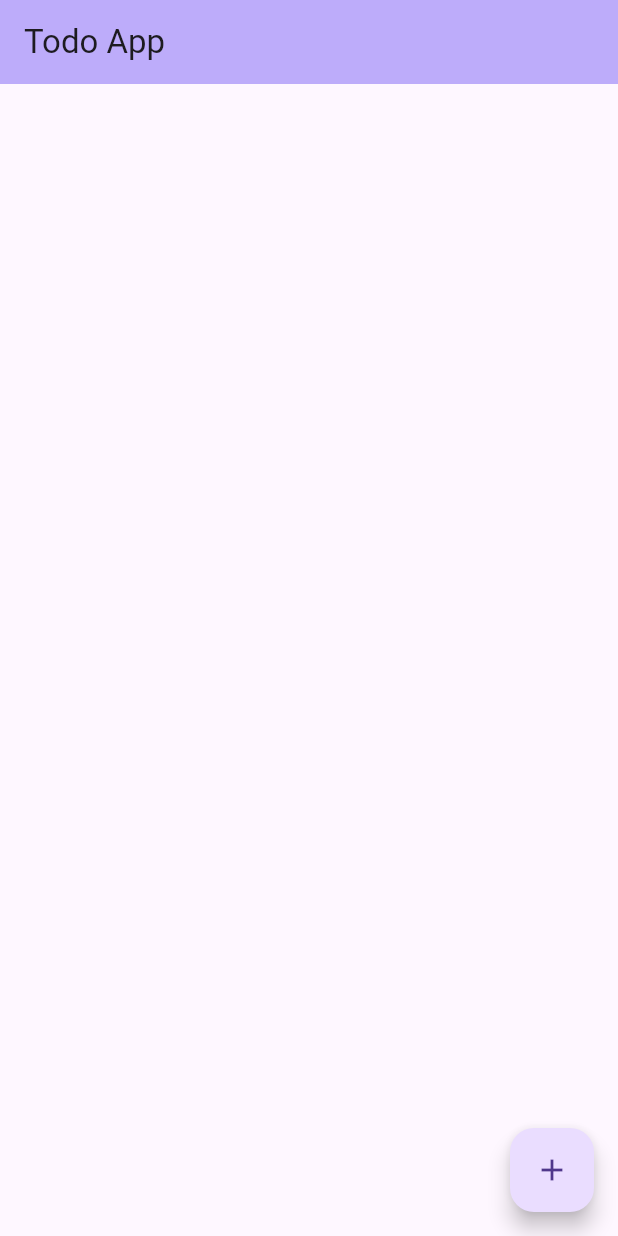
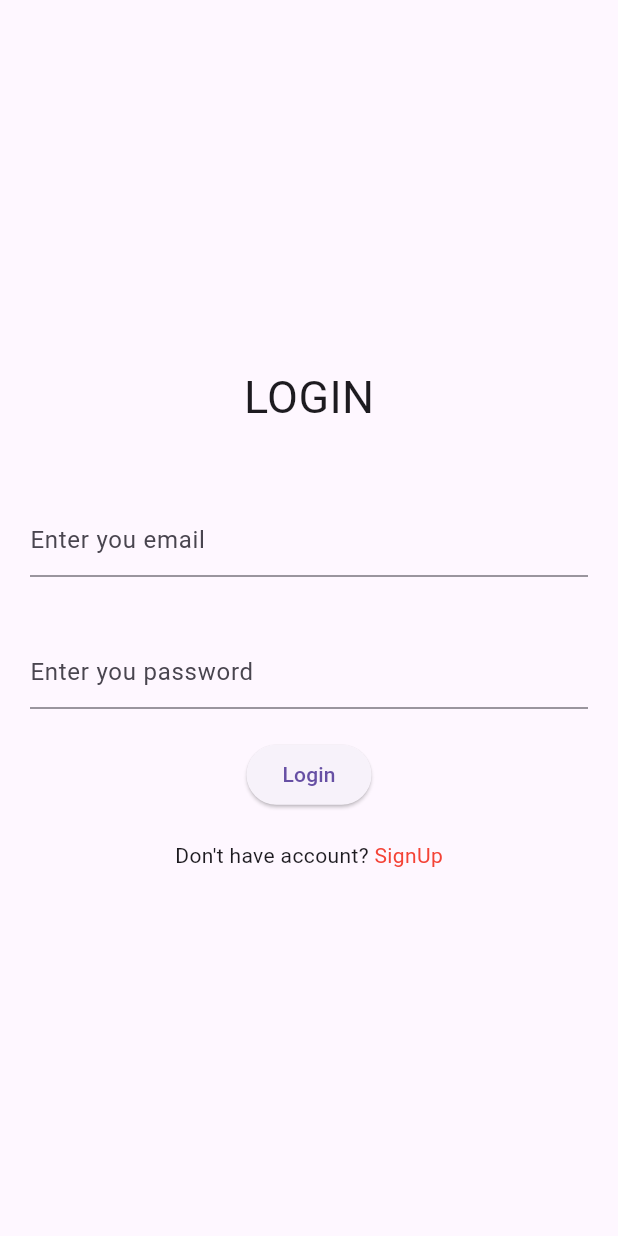
Before and after one commit to bhartiyaanshul/todo-app-flutter-firebase, a Flutter app: the screen it shows after launch, on a phone screen of 412 x 824 dp. Run offline on Flutter 3.47's test engine with Material 3 defaults, Android fonts, the phone set to English and light mode, and no system bars; our stand-ins replace cloud_firestore, firebase_auth, firebase_core; accounts and stored records are empty.

```diff
--- a/lib/main.dart
+++ b/lib/main.dart
@@ -1,11 +1,15 @@
+import 'package:firebase_auth/firebase_auth.dart';
 import 'package:firebase_core/firebase_core.dart';
 import 'package:flutter/material.dart';
 import 'package:todo_firebase/firebase_options.dart';
 import 'package:todo_firebase/pages/home_page.dart';
 import 'package:todo_firebase/pages/homepage2.dart';
+import 'package:todo_firebase/pages/login_screen.dart';
+import 'package:todo_firebase/pages/signUp_screen.dart';
 
 Future<void> main() async {
   WidgetsFlutterBinding.ensureInitialized();
+
   await Firebase.initializeApp(
     options: DefaultFirebaseOptions.currentPlatform
   );
@@ -20,11 +24,14 @@ class MyApp extends StatefulWidget {
 }
 
 class _MyAppState extends State<MyApp> {
+
+  final user = FirebaseAuth.instance.currentUser;
+
   @override
   Widget build(BuildContext context) {
     return const MaterialApp(
       debugShowCheckedModeBanner: false,
-      home: HomePage2(),
+      home: LoginScreen()
     );
   }
 }
--- /dev/null
+++ b/lib/pages/auth_services.dart
@@ -0,0 +1,42 @@
+import 'package:firebase_auth/firebase_auth.dart';
+import 'dart:developer';
+
+class AuthService{
+  final auth = FirebaseAuth.instance;
+
+  Future<User?> createUserWithEmailAndPassword({
+    required String email,
+    required String password
+  }) async {
+    try{
+      final credential = await auth.createUserWithEmailAndPassword(
+        email: email,
+        password: password
+      );
+      return credential.user;
+    }
+    catch(e){
+      log("something went wrong $e");
+      print(auth);
+    }
+    return null;
+  }
+
+  Future<User?> loginUserWithEmailAndPassword({
+    required String email,
+    required String password
+  }) async {
+    try{
+      final credential = await auth.signInWithEmailAndPassword(
+        email: email,
+        password: password
+      );
+      return credential.user;
+    }
+    catch(e){
+      log("$e");
+    }
+    return null;
+  }
+
+}
--- /dev/null
+++ b/lib/pages/login_screen.dart
@@ -0,0 +1,89 @@
+import 'package:flutter/material.dart';
+import 'package:todo_firebase/pages/auth_services.dart';
+import 'package:todo_firebase/pages/homepage2.dart';
+import 'package:todo_firebase/pages/signUp_screen.dart';
+
+class LoginScreen extends StatefulWidget {
+  const LoginScreen({super.key});
+
+  @override
+  State<LoginScreen> createState() => _LoginScreenState();
+}
+
+class _LoginScreenState extends State<LoginScreen> {
+  final _auth = AuthService();
+
+  final TextEditingController emailController = TextEditingController();
+  final TextEditingController passwordController = TextEditingController();
+
+  @override
+  Widget build(BuildContext context) {
+    return Scaffold(
+      // appBar: AppBar(
+      //   title: const Center(child: Text("Login Page",style: TextStyle(color: Colors.white, fontSize: 25))),
+      //   backgroundColor: const Color.fromARGB(255, 189, 172, 250),
+      // ),
+      body: Center(
+        child: Column(
+          mainAxisAlignment: MainAxisAlignment.center,
+          children: [
+            const Text("LOGIN", style: TextStyle(fontSize: 30)),
+            const SizedBox(height: 30),
+            Padding(
+              padding: const EdgeInsets.all(20),
+              child: TextField(
+                controller: emailController,
+                decoration: const InputDecoration(hintText: "Enter you email"),
+              ),
+            ),
+            Padding(
+              padding: const EdgeInsets.all(20),
+              child: TextField(
+                controller: passwordController,
+                obscureText: true,
+                decoration:
+                    const InputDecoration(hintText: "Enter you password"),
+              ),
+            ),
+            ElevatedButton(
+              onPressed: () {
+                login();
+                emailController.clear();
+                passwordController.clear();
+              },
+              child: const Text('Login'),
+            ),
+            const SizedBox(height: 20),
+            Row(
+              mainAxisAlignment: MainAxisAlignment.center,
+              children: [
+                const Text("Don't have account? "),
+                InkWell(
+                  onTap: () => goToSignUp(context),
+                  child:
+                      const Text("SignUp", style: TextStyle(color: Colors.red)),
+                )
+              ],
+            )
+          ],
+        ),
+      ),
+    );
+  }
+
+  goToSignUp(BuildContext context) => Navigator.pushReplacement(
+        context,
+        MaterialPageRoute(builder: (context) => const SignUpScreen()),
+      );
+
+  Future<void> login() async {
+    final user = await _auth.loginUserWithEmailAndPassword(
+        email: emailController.text, password: passwordController.text);
+
+    if (user != null) {
+      print("User Logged In");
+      Navigator.pushReplacement(
+      context, MaterialPageRoute(builder: (context) => const HomePage2()));
+    }
+  }
+}
--- a/pubspec.yaml
+++ b/pubspec.yaml
@@ -37,6 +37,7 @@ dependencies:
   cupertino_icons: ^1.0.6
   firebase_core: ^2.31.0
   cloud_firestore: ^4.17.3
+  firebase_auth: ^4.19.6
 
 dev_dependencies:
   flutter_test:
```
Also changed, not shown: lib/pages/homepage2.dart (+9 -2 lines), lib/pages/signup_screen.dart (added, +86 -0 lines), pubspec.lock.
